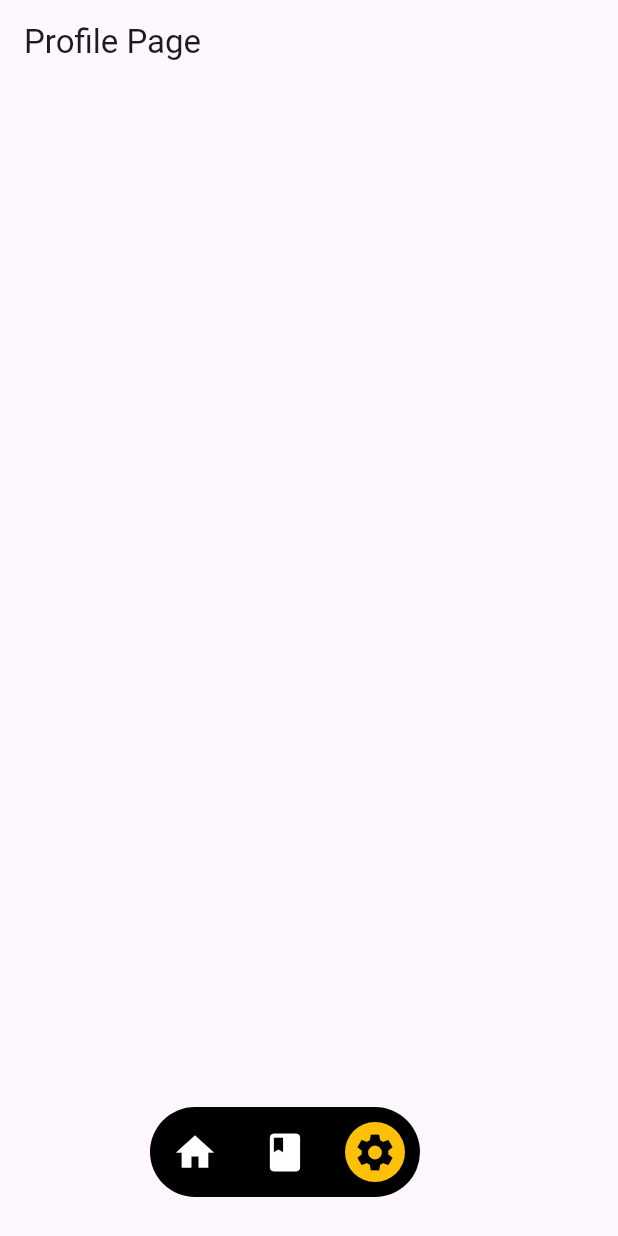
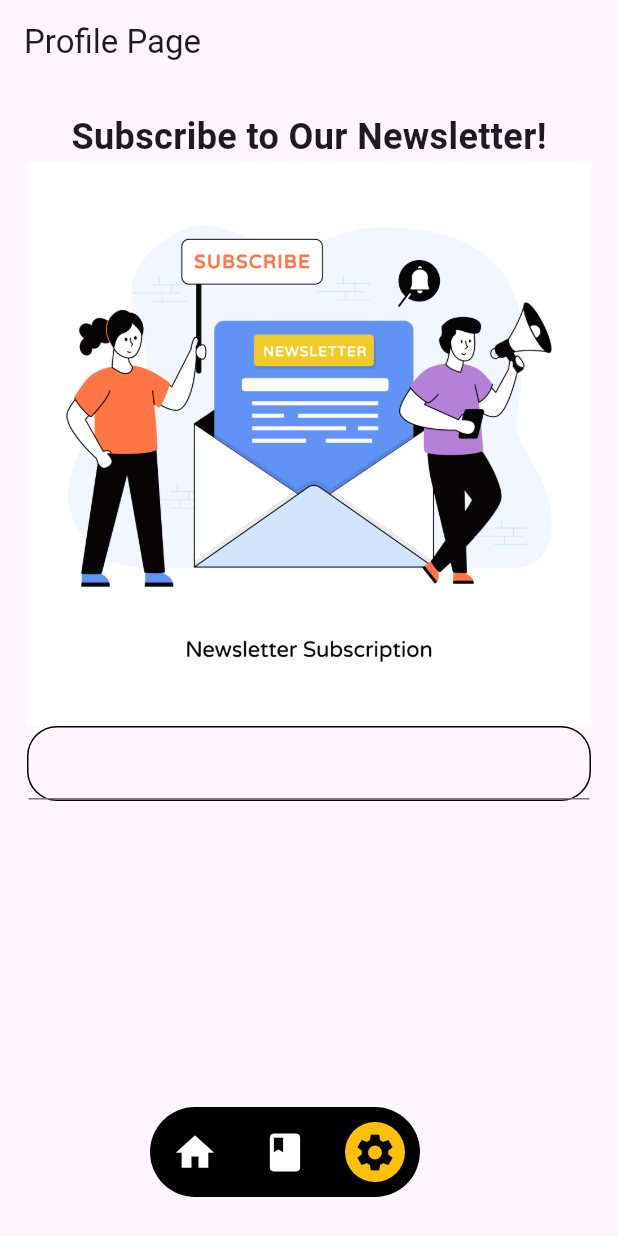
Before and after one commit to gouravdhiman08/news_app, a Flutter app: the screen it shows after launch, after a tap on the "book" icon, after a tap on the "settings" icon, on a phone screen of 412 x 824 dp. Run offline on Flutter 3.47's test engine with Material 3 defaults, Android fonts, the phone set to English and light mode, and no system bars; our stand-ins replace flutter_tts, get, lottie; missing offline and left inert: dart:ffi; network calls fail.

```diff
--- a/lib/Pages/ProfilePage.dart
+++ b/lib/Pages/ProfilePage.dart
@@ -7,10 +7,29 @@ class ProfilePage extends StatelessWidget {
   Widget build(BuildContext context) {
     return Scaffold(
       appBar: AppBar(title: Text("Profile Page")),
-      body: Column(
-        children: [
-          Container(),
-        ],
+      body: Padding(
+        padding: const EdgeInsets.all(18.0),
+        child: Column(
+          children: [
+            Container(
+              child: Text(
+                "Subscribe to Our Newsletter!",
+                style: TextStyle(fontSize: 24, fontWeight: FontWeight.bold),
+              ),
+            ),
+            new Image.asset("assets/images/newsletter.jpg"),
+            Container(
+              decoration: BoxDecoration(
+                borderRadius: BorderRadius.circular(20),
+                border: Border
+                    .all(), // Optionally, you can specify border properties
+              ),
+              child: TextField(
+                  // TextField properties...
+                  ),
+            )
+          ],
+        ),
       ),
     );
   }
```
Also changed, not shown: lib/Pages/HomePage.dart (+0 -122 lines), assets/images/newsletter.jpg (added), lib/Controller/NewsController.dart (line endings or trailing spaces).
